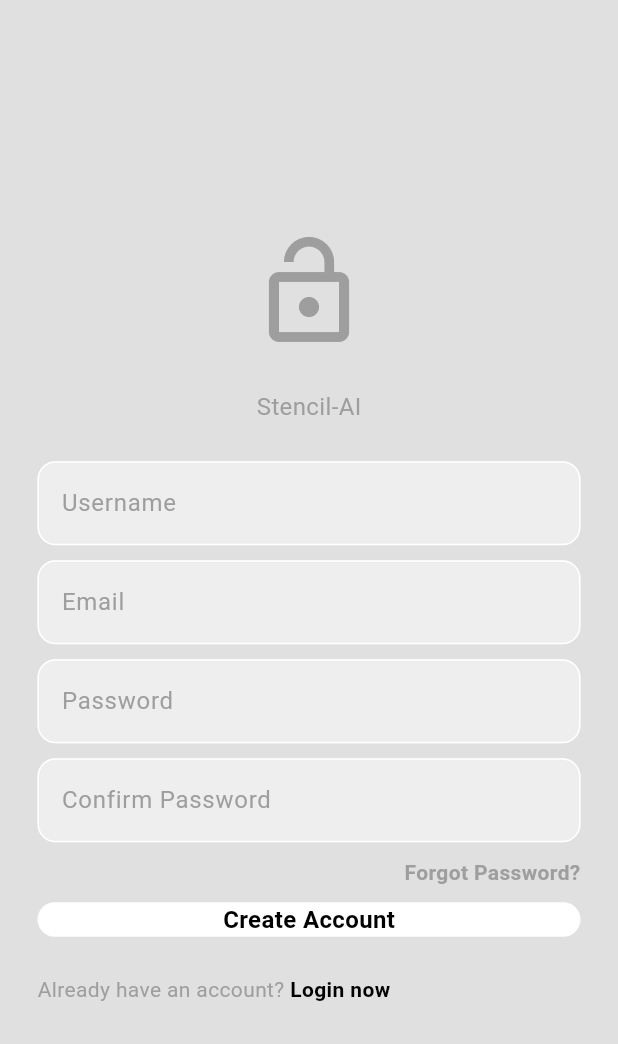
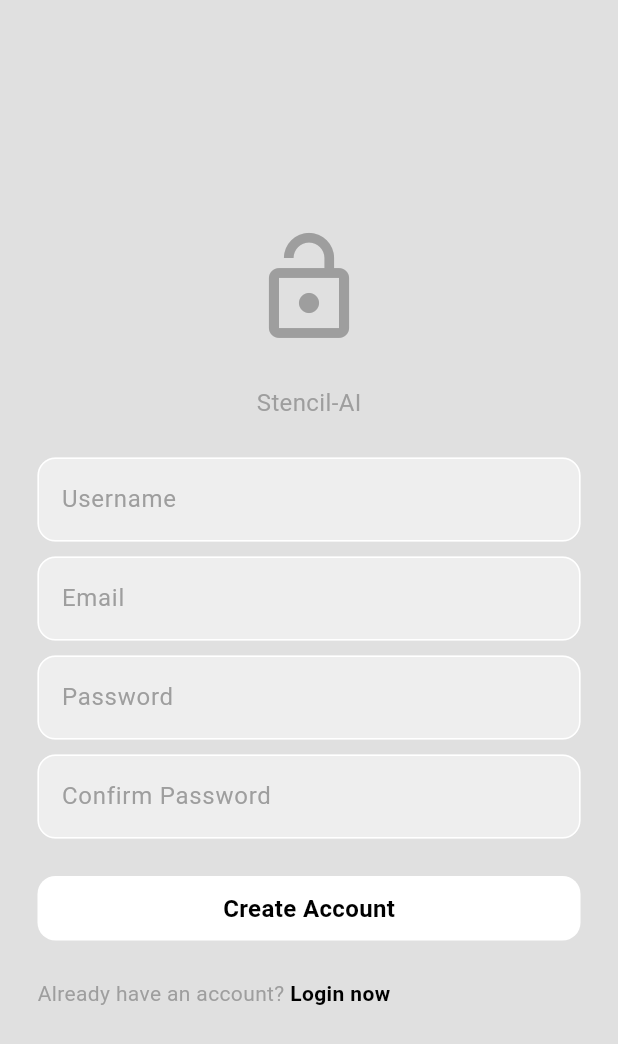
Before and after one commit to connorpink/Stencil-AI, a Flutter app: the RegisterScreen screen opened directly with empty values, on a phone screen of 412 x 824 dp. Shown: the top 1044 px of the screen. Run offline on Flutter 3.47's test engine with Material 3 defaults, Android fonts, the phone set to English and light mode, and no system bars; our stand-ins replace dio, flutter_bloc, hive, hive_flutter; accounts and stored records are empty.

Commit message:
Adjust auth screen spacing and button padding
Increased vertical spacing between form elements on login and register screens for improved layout. Removed the 'Forgot Password?' row from the register screen. Added padding to the CustomButton widget for better touch area and visual consistency.

```diff
--- a/frontend/lib/features/auth/presentation/screens/login_screen.dart
+++ b/frontend/lib/features/auth/presentation/screens/login_screen.dart
@@ -89,7 +89,7 @@ class _LoginScreenState extends State<LoginScreen> {
                 ],
               ),
 
-              const SizedBox(height: 10),
+              const SizedBox(height: 25),
 
               //login button
               CustomButton(
--- a/frontend/lib/features/auth/presentation/screens/register_screen.dart
+++ b/frontend/lib/features/auth/presentation/screens/register_screen.dart
@@ -89,23 +89,7 @@ class _RegisterScreenState extends State<RegisterScreen> {
                 obscureText: true
               ),
 
-              const SizedBox(height: 10),
-
-              // forgot password
-              Row(
-                mainAxisAlignment: MainAxisAlignment.end,
-                children: [
-                  Text(
-                    "Forgot Password?",
-                    style: TextStyle(
-                      color: Theme.of(context).colorScheme.onSurfaceVariant,
-                      fontWeight: FontWeight.bold,
-                    )
-                  ),
-                ],
-              ),
-
-              const SizedBox(height: 10),
+              const SizedBox(height: 25),
 
               //login button
               CustomButton(
--- a/frontend/lib/features/auth/presentation/widgets/auth_button_widget.dart
+++ b/frontend/lib/features/auth/presentation/widgets/auth_button_widget.dart
@@ -15,6 +15,7 @@ class CustomButton extends StatelessWidget {
     return GestureDetector(
       onTap: onTap,
       child: Container(
+        padding: const EdgeInsets.all(10),
         decoration: BoxDecoration(
           color: Theme.of(context).colorScheme.tertiary,
           borderRadius: BorderRadius.circular(12),
```
